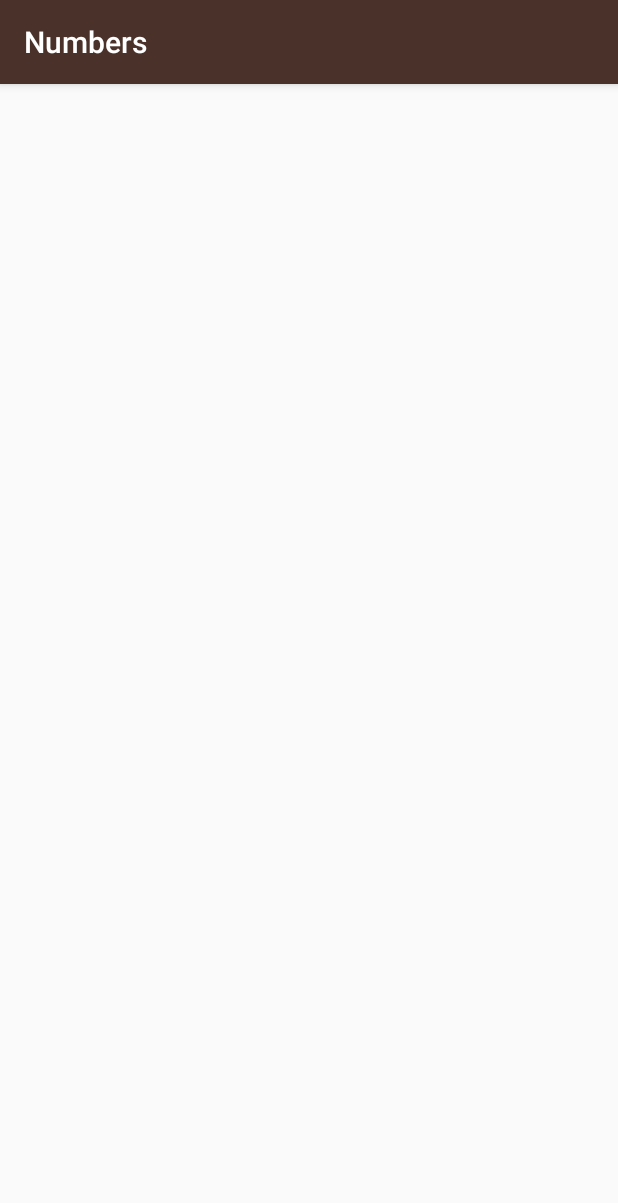
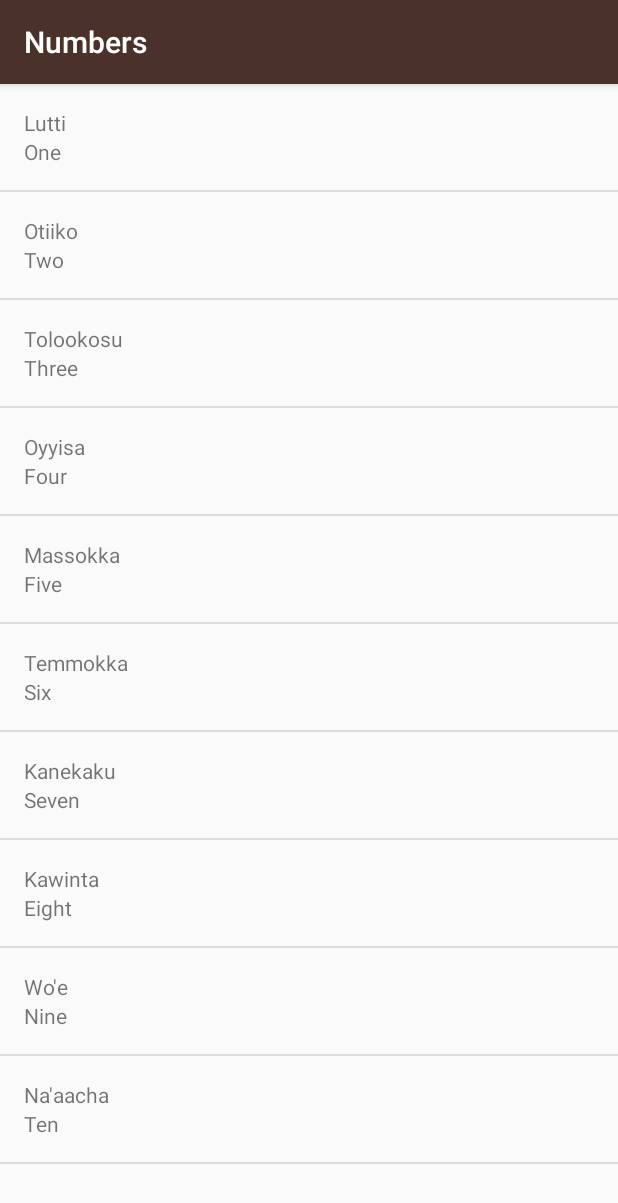
Before and after one commit to MohammedElonX/LanguageApp, an Android app: the NumbersActivity screen opened directly, with no data from a screen before it, on a phone screen of 412 x 824 dp. Shown: the top 1203 px of the screen. Run offline under Robolectric (Android 15) with nearby library versions, the phone set to English and light mode, and no system bars.

Commit message:
Added a Word class and custom wordAdapter

```diff
--- a/app/src/main/java/com/example/language/MainActivity.java
+++ b/app/src/main/java/com/example/language/MainActivity.java
@@ -24,7 +24,7 @@ public class MainActivity extends AppCompatActivity {
             }
         });
 
-        //Find the correct View (NumbersActivity)
+        //Find the correct View (PhrasesActivity)
         TextView phrases = findViewById(R.id.phrases);
         //Set OnClickListener to that view
         phrases.setOnClickListener(new View.OnClickListener() {
@@ -35,7 +35,7 @@ public class MainActivity extends AppCompatActivity {
             }
         });
 
-        //Find the correct View (NumbersActivity)
+        //Find the correct View FamilyActivity)
         TextView family = findViewById(R.id.family);
         //Set OnClickListener to that view
         family.setOnClickListener(new View.OnClickListener() {
@@ -46,7 +46,7 @@ public class MainActivity extends AppCompatActivity {
             }
         });
 
-        //Find the correct View (NumbersActivity)
+        //Find the correct View (ColorsActivity)
         TextView colors = findViewById(R.id.colors);
         //Set OnClickListener to that view
         colors.setOnClickListener(new View.OnClickListener() {
--- a/app/src/main/java/com/example/language/NumbersActivity.java
+++ b/app/src/main/java/com/example/language/NumbersActivity.java
@@ -2,6 +2,10 @@ package com.example.language;
 
 import android.support.v7.app.AppCompatActivity;
 import android.os.Bundle;
+import android.widget.ArrayAdapter;
+import android.widget.ListView;
+
+import java.util.ArrayList;
 
 public class NumbersActivity extends AppCompatActivity {
 
@@ -9,5 +13,23 @@ public class NumbersActivity extends AppCompatActivity {
     protected void onCreate(Bundle savedInstanceState) {
         super.onCreate(savedInstanceState);
         setContentView(R.layout.activity_numbers);
+
+        ArrayList<Words> wordsList = new ArrayList<Words>();
+        wordsList.add(new Words("One", "Lutti"));
+        wordsList.add(new Words("Two", "Otiiko"));
+        wordsList.add(new Words("Three", "Tolookosu"));
+        wordsList.add(new Words("Four", "Oyyisa"));
+        wordsList.add(new Words("Five", "Massokka"));
+        wordsList.add(new Words("Six", "Temmokka"));
+        wordsList.add(new Words("Seven", "Kanekaku"));
+        wordsList.add(new Words("Eight", "Kawinta"));
+        wordsList.add(new Words("Nine", "Wo'e"));
+        wordsList.add(new Words("Ten", "Na'aacha"));
+
+        WordAdapter words = new WordAdapter (this, wordsList);
+
+        ListView lists = (ListView) findViewById(R.id.list);
+
+        lists.setAdapter(words);
     }
 }
--- /dev/null
+++ b/app/src/main/java/com/example/language/WordAdapter.java
@@ -0,0 +1,42 @@
+package com.example.language;
+
+import android.app.Activity;
+import android.content.Context;
+import android.support.annotation.NonNull;
+import android.support.annotation.Nullable;
+import android.view.LayoutInflater;
+import android.view.View;
+import android.view.ViewGroup;
+import android.widget.ArrayAdapter;
+import android.widget.TextView;
+
+import java.util.List;
+
+public class WordAdapter extends ArrayAdapter<Words> {
+
+    public WordAdapter(@NonNull Context context, @NonNull List<Words> objects) {
+        super(context, 0, objects);
+    }
+
+    @NonNull
+    @Override
+    public View getView(int position, @Nullable View convertView, @NonNull ViewGroup parent) {
+        //Inflate view if not being reused
+        View listItemView = convertView;
+        if(listItemView == null){
+            listItemView = LayoutInflater.from(getContext()).inflate(R.layout.list_view_numbers, parent, false);
+        }
+
+        //Get object located at this position
+        Words currentWord = getItem(position);
+
+        //Find TextView and ID and set Text
+        TextView miwokText = listItemView.findViewById(R.id.miwok_word);
+        miwokText.setText(currentWord.getMiwok());
+
+        TextView englishWord = listItemView.findViewById(R.id.english_word);
+        englishWord.setText(currentWord.getEnglish());
+
+        return listItemView;
+    }
+}
--- /dev/null
+++ b/app/src/main/java/com/example/language/Words.java
@@ -0,0 +1,19 @@
+package com.example.language;
+
+public class Words {
+    private String mEnglish;
+    private String mMiwok;
+
+    Words(String english, String miwok){
+        mEnglish = english;
+        mMiwok = miwok;
+    }
+
+    public String getEnglish(){
+        return mEnglish;
+    }
+
+    public String getMiwok(){
+        return mMiwok;
+    }
+}
--- a/app/src/main/res/layout/activity_numbers.xml
+++ b/app/src/main/res/layout/activity_numbers.xml
@@ -1,10 +1,12 @@
 <?xml version="1.0" encoding="utf-8"?>
-<android.support.constraint.ConstraintLayout
+<ListView
         xmlns:android="http://schemas.android.com/apk/res/android"
         xmlns:tools="http://schemas.android.com/tools"
         xmlns:app="http://schemas.android.com/apk/res-auto"
+        android:orientation="vertical"
         android:layout_width="match_parent"
         android:layout_height="match_parent"
-        tools:context=".NumbersActivity">
+        tools:context=".NumbersActivity"
+        android:id="@+id/list">
 
-</android.support.constraint.ConstraintLayout>
+</ListView>
--- /dev/null
+++ b/app/src/main/res/layout/list_view_numbers.xml
@@ -0,0 +1,19 @@
+<?xml version="1.0" encoding="utf-8"?>
+<LinearLayout xmlns:android="http://schemas.android.com/apk/res/android"
+              xmlns:tools="http://schemas.android.com/tools"
+              android:layout_width="match_parent"
+              android:layout_height="match_parent"
+              android:padding="16dp"
+              android:orientation="vertical">
+
+    <TextView android:layout_width="wrap_content"
+              android:layout_height="wrap_content"
+              android:id="@+id/miwok_word"
+              tools:text="Lutti"/>
+
+    <TextView android:layout_width="wrap_content"
+              android:layout_height="wrap_content"
+              android:id="@+id/english_word"
+              tools:text="One"/>
+
+</LinearLayout>
```
